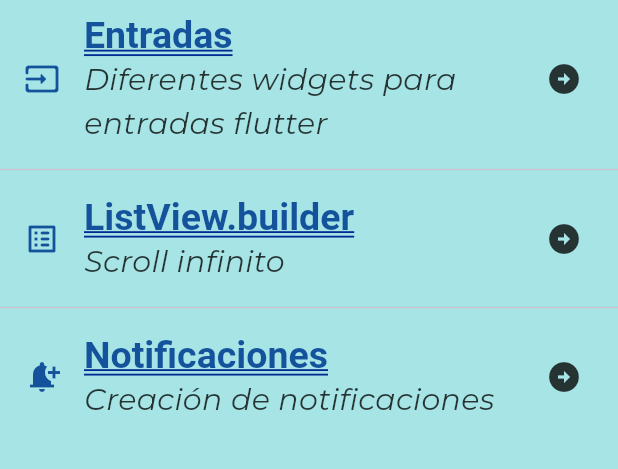
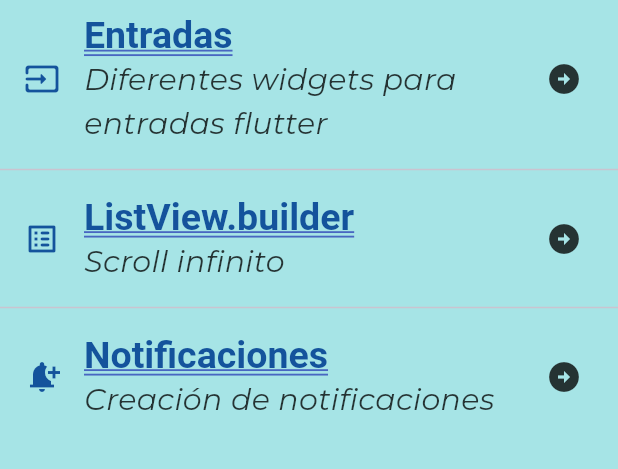
Before and after one commit to Lawitadelimon/componentes_flutter, a Flutter app: the screen it shows after launch, on a phone screen of 412 x 824 dp, the part 84-553 px from its top. Run offline on Flutter 3.47's test engine with Material 3 defaults, Android fonts, the phone set to English and light mode, and no system bars; our stand-ins replace google_fonts.

```diff
--- a/lib/theme/app_theme.dart
+++ b/lib/theme/app_theme.dart
@@ -18,7 +18,7 @@ class AppTheme{
         fontSize: 25.0,
         fontWeight: FontWeight.bold,
         decoration: TextDecoration.underline,
-        decorationColor: Color.fromARGB(255, 3, 42, 147),
+        decorationColor: Color.fromARGB(225, 59, 85, 188),
         decorationStyle: TextDecorationStyle.double,
         decorationThickness: 1.0,
         fontStyle: FontStyle.normal
```
Also changed, not shown: lib/screens/home_screen.dart (+27 -3 lines).
